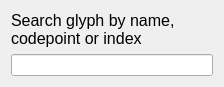
First picture: the form in UI-Qt/QUSearchWidget.ui, repository frinkr/FontViewer, before the edit.
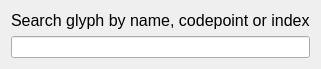
Second picture: the form after the edit.

Diff of the .ui file:
```diff
--- a/UI-Qt/QUSearchWidget.ui
+++ b/UI-Qt/QUSearchWidget.ui
@@ -6,8 +6,8 @@
    <rect>
     <x>0</x>
     <y>0</y>
-    <width>224</width>
-    <height>83</height>
+    <width>297</width>
+    <height>68</height>
    </rect>
   </property>
   <property name="windowTitle">
@@ -31,7 +31,7 @@
       <string>Search glyph by name, codepoint or index</string>
      </property>
      <property name="wordWrap">
-      <bool>true</bool>
+      <bool>false</bool>
      </property>
     </widget>
    </item>
@@ -39,7 +39,7 @@
     <widget class="QLineEdit" name="lineEdit">
      <property name="minimumSize">
       <size>
-       <width>200</width>
+       <width>275</width>
        <height>0</height>
       </size>
      </property>
```
